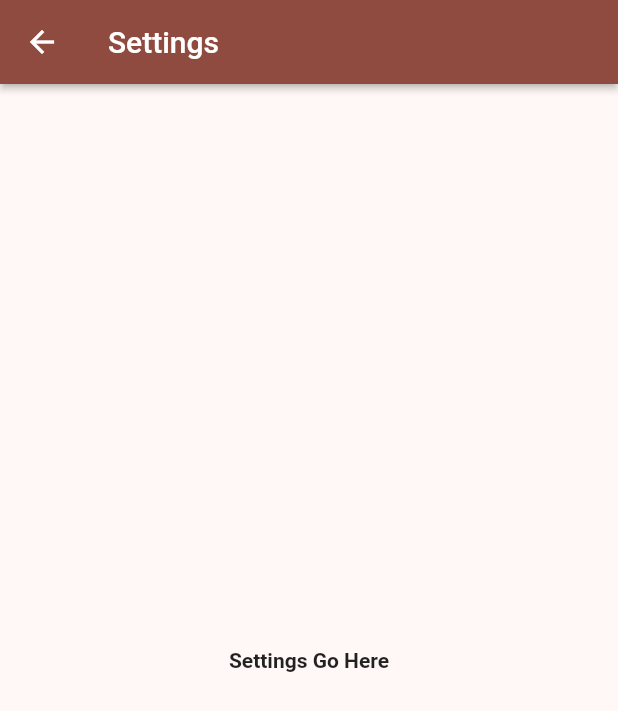
After one commit to AccessTech-TTU/AccessTech, a Flutter app: the Settings screen opened directly, on a phone screen of 412 x 824 dp. The commit adds this screen. Shown: the top 711 px of the screen. Run offline on Flutter 3.47's test engine with Material 2 defaults, Android fonts, the phone set to English and light mode, and no system bars; our stand-ins replace geolocator, google_maps_flutter; missing offline and left inert: floating_action_bubble, flutter_polyline_points, geolocator_platform_interface.

Commit message:
I am so eepy

```diff
--- a/lib/src/mapScreen/locations.dart
+++ b/lib/src/mapScreen/locations.dart
@@ -12,13 +12,13 @@ import 'package:json_annotation/json_annotation.dart';
 part 'locations.g.dart';
 
 @JsonSerializable()
-class LatLng {
-  LatLng({
+class LocLatLng {
+  LocLatLng({
     required this.lat,
     required this.lng,
   });
 
-  factory LatLng.fromJson(Map<String, dynamic> json) => _$LatLngFromJson(json);
+  factory LocLatLng.fromJson(Map<String, dynamic> json) => _$LatLngFromJson(json);
   Map<String, dynamic> toJson() => _$LatLngToJson(this);
 
   final double lat;
--- /dev/null
+++ b/lib/src/settings.dart
@@ -0,0 +1,30 @@
+import 'package:flutter/material.dart';
+
+/*
+Authors:
+  Travis Libre
+Description:
+  Meow
+*/
+
+class Settings extends StatelessWidget {
+  const Settings({Key? key});
+
+  @override
+  Widget build(BuildContext context) {
+    // Contact Screen
+    return Scaffold(
+      appBar: AppBar(
+        title: const Text('Settings'),
+        elevation: 2,
+      ),
+      body: Center(
+        child: Text(
+          "Settings Go Here",
+          textAlign: TextAlign.center,
+          style: TextStyle(fontWeight: FontWeight.bold),
+        ),
+      ),
+    );
+  }
+}
--- a/pubspec.yaml
+++ b/pubspec.yaml
@@ -80,6 +80,7 @@ flutter:
     - assets/sub.jpg
     - assets/wheelchair_marker.png
     - assets/entranceIcon.png
+    - assets/myLocation.png
   # To add assets to your application, add an assets section, like this:
   # assets:
   #   - images/a_dot_burr.jpeg
```
Also changed, not shown: lib/src/DraggableBottomSheet.dart (+17 -2 lines), lib/src/home_screen.dart (+16 -57 lines), lib/src/mapScreen/map_screen.dart (+102 -57 lines), lib/src/test.dart (added, +56 -0 lines), assets/entranceIcon.png, assets/myLocation.png (added), lib/src/mapScreen/locations.g.dart.
